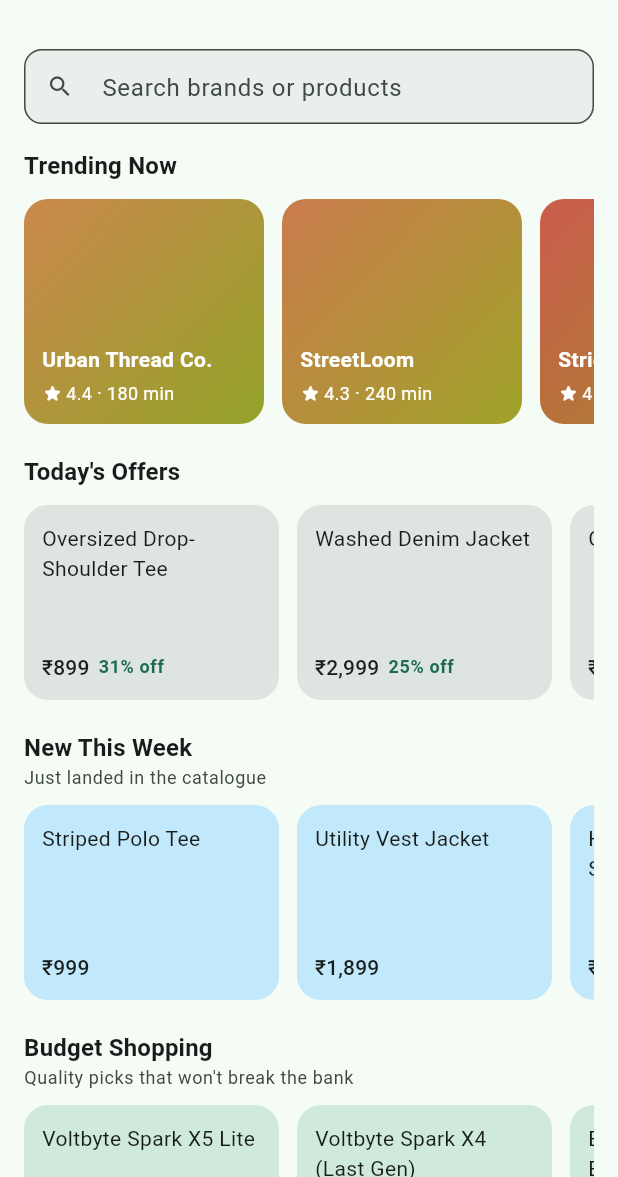
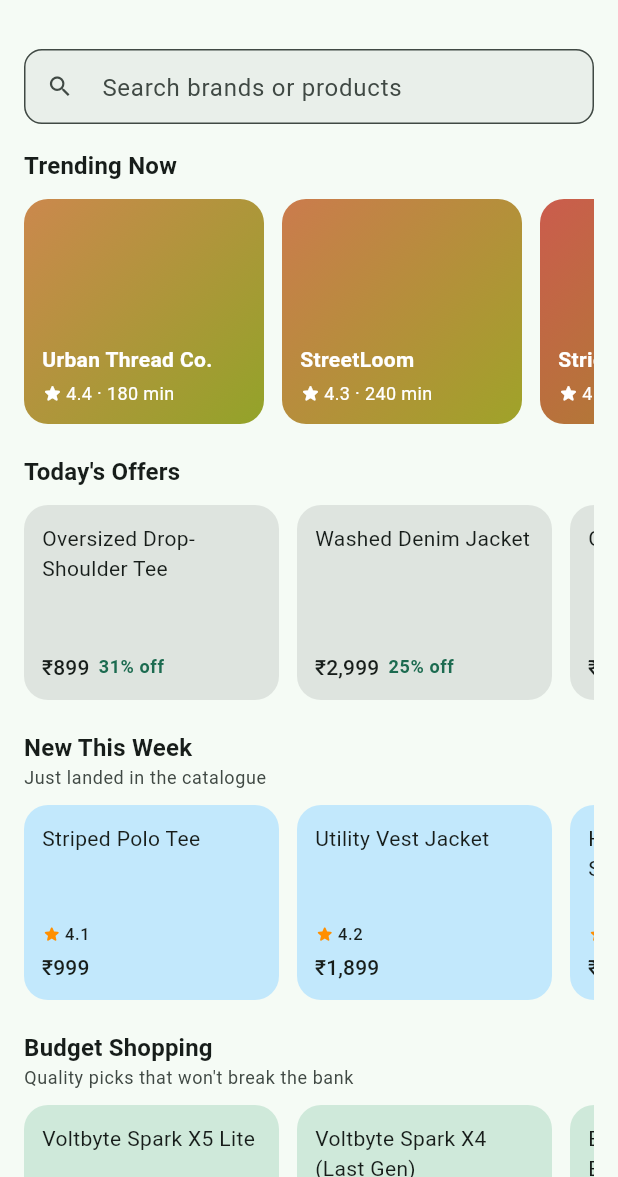
Before and after one commit to baseer-ind/spendzero, a Flutter app: the ShoppingHomeScreen screen opened directly with sample values from the repository, on a phone screen of 412 x 824 dp, the part 59-1236 px from its top. Run offline on Flutter 3.47's test engine with Material 3 defaults, Android fonts, the phone set to English and light mode, and no system bars; our stand-ins replace flutter_riverpod, go_router, shared_preferences; accounts and stored records are empty.

Commit message:
Add star rating display to collection rail cards across all verticals for visual richness

```diff
--- a/spendzero/mobile/lib/features/shopping/presentation/shopping_home_screen.dart
+++ b/spendzero/mobile/lib/features/shopping/presentation/shopping_home_screen.dart
@@ -553,6 +553,14 @@ class _ShoppingCollectionRail extends ConsumerWidget {
                       children: [
                         Text(item.name, maxLines: 2, overflow: TextOverflow.ellipsis, style: Theme.of(context).textTheme.bodyMedium),
                         const Spacer(),
+                        Row(
+                          children: [
+                            Icon(Icons.star_rounded, size: 13, color: Colors.amber.shade800),
+                            const SizedBox(width: 2),
+                            Text(item.rating.toStringAsFixed(1), style: Theme.of(context).textTheme.labelSmall),
+                          ],
+                        ),
+                        const SizedBox(height: 4),
                         Text(formatPaise(item.pricePaise), style: Theme.of(context).textTheme.titleSmall),
                       ],
                     ),
```
Also changed, not shown: spendzero/mobile/lib/features/beauty/presentation/beauty_home_screen.dart (+8 -0 lines), spendzero/mobile/lib/features/food/presentation/food_home_screen.dart (+8 -0 lines), spendzero/mobile/lib/features/grocery/presentation/grocery_home_screen.dart (+8 -0 lines), spendzero/mobile/lib/features/movies/presentation/movies_home_screen.dart (+8 -0 lines), spendzero/mobile/lib/features/travel/presentation/travel_home_screen.dart (+8 -0 lines).
